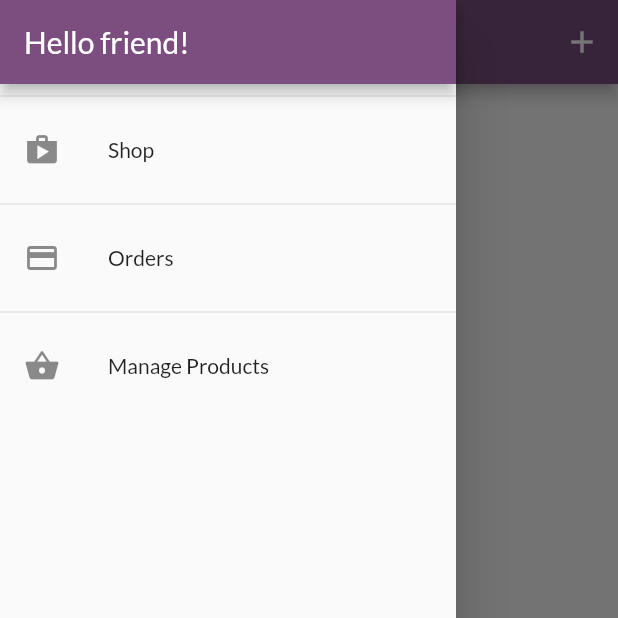
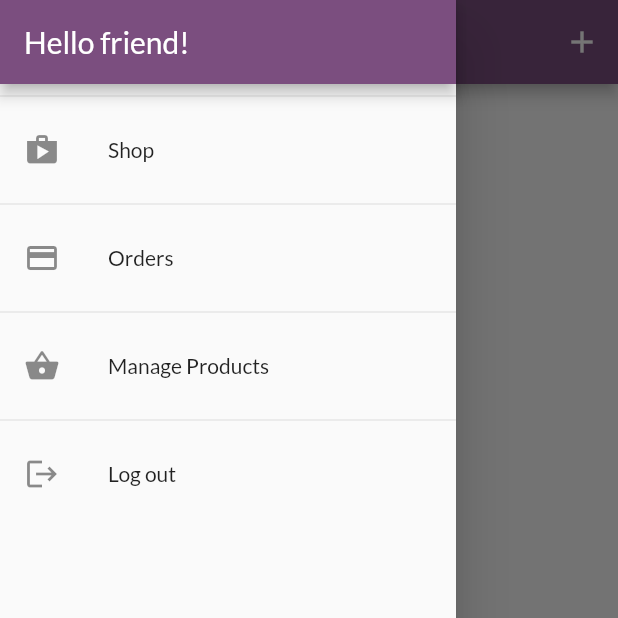
Before and after one commit to Geo1619/shop_app, a Flutter app: the UserProductsScreen screen opened by its route, with the side drawer open, on a phone screen of 412 x 824 dp, the top half of it. Run offline on Flutter 3.47's test engine with Material 2 defaults, Android fonts, the phone set to English and light mode, and no system bars; our stand-ins replace shared_preferences; accounts and stored records are empty; network calls fail.

Commit message:
User Authentication Completed

```diff
--- a/lib/providers/order_data.dart
+++ b/lib/providers/order_data.dart
@@ -9,7 +9,10 @@ import '../providers/cart.dart';
 import 'order.dart';
 
 class OrderData with ChangeNotifier {
+  OrderData(this.authToken, this.authUserId, this._orders);
   List<Order> _orders = [];
+  String? authToken;
+  String? authUserId;
 
   List<Order> get orders {
     return [..._orders];
@@ -17,8 +20,10 @@ class OrderData with ChangeNotifier {
 
   Future<void> fetchAndSetOrders() async {
     final _url = Uri.https(
-        'flutter-shop-app-335dd-default-rtdb.europe-west1.firebasedatabase.app',
-        '/orders.json');
+      'flutter-shop-app-335dd-default-rtdb.europe-west1.firebasedatabase.app',
+      '/orders/$authUserId.json',
+      {'auth': authToken},
+    );
     try {
       final response = await http.get(_url);
       print(json.decode(response.body));
@@ -55,7 +60,8 @@ class OrderData with ChangeNotifier {
   Future<void> addOrder(List<CartItem> cartProducts, double total) async {
     final url = Uri.https(
       'flutter-shop-app-335dd-default-rtdb.europe-west1.firebasedatabase.app',
-      '/orders.json',
+      '/orders/$authUserId.json',
+      {'auth': authToken},
     );
     final timeStamp = DateTime.now();
     try {
--- a/lib/screens/user_products_screen.dart
+++ b/lib/screens/user_products_screen.dart
@@ -12,12 +12,12 @@ class UserProductsScreen extends StatelessWidget {
 
   Future<void> _refreshProducts(BuildContext context) async {
     await Provider.of<ProductData>(context, listen: false)
-        .fetchAndSetProducts();
+        .fetchAndSetProducts(filterByUser: true);
   }
 
   @override
   Widget build(BuildContext context) {
-    final products = Provider.of<ProductData>(context);
+    // final products = Provider.of<ProductData>(context);
     return Scaffold(
         appBar: AppBar(
           title: const Text('My Products'),
@@ -31,21 +31,31 @@ class UserProductsScreen extends StatelessWidget {
         ),
         drawer: const AppDrawer(),
         // this widget: drug top to refresh
-        body: RefreshIndicator(
+        body: FutureBuilder(
+          future: _refreshProducts(context),
+          builder: (context, snapshot) => snapshot.connectionState ==
+                  ConnectionState.waiting
+              ? const Center(
+                  child: CircularProgressIndicator(),
+                )
+              : RefreshIndicator(
                   onRefresh: () => _refreshProducts(context),
-          child: Padding(
+                  child: Consumer<ProductData>(
+                    builder: (context, productData, child) => Padding(
                       padding: const EdgeInsets.all(8.0),
                       child: ListView.builder(
                         itemBuilder: ((_, i) => Column(
                               children: [
                                 ProductItemListTile(
-                          id: products.products[i].id,
-                          title: products.products[i].title,
-                          imageUrl: products.products[i].imageUrl),
+                                    id: productData.products[i].id,
+                                    title: productData.products[i].title,
+                                    imageUrl: productData.products[i].imageUrl),
                                 const Divider(),
                               ],
                             )),
-              itemCount: products.products.length,
+                        itemCount: productData.products.length,
+                      ),
+                    ),
                   ),
                 ),
         ));
--- a/lib/widgets/app_drawer.dart
+++ b/lib/widgets/app_drawer.dart
@@ -1,6 +1,10 @@
 import 'package:flutter/material.dart';
+import 'package:provider/provider.dart';
+import 'package:shop_app/screens/auth_screen.dart';
 import 'package:shop_app/screens/orders_screen.dart';
 import 'package:shop_app/screens/user_products_screen.dart';
+
+import '../providers/auth.dart';
 
 class AppDrawer extends StatelessWidget {
   const AppDrawer({Key? key}) : super(key: key);
@@ -38,6 +42,17 @@ class AppDrawer extends StatelessWidget {
                 .pushReplacementNamed(UserProductsScreen.routeName);
           },
         ),
+        const Divider(),
+        ListTile(
+          leading: const Icon(Icons.logout),
+          title: const Text('Log out'),
+          onTap: () {
+            // This might not be needed anymore
+            Navigator.of(context).pop();
+
+            Provider.of<Auth>(context, listen: false).logout();
+          },
+        ),
       ]),
     );
   }
--- a/pubspec.yaml
+++ b/pubspec.yaml
@@ -37,6 +37,7 @@ dependencies:
   provider: ^6.0.2
   intl: ^0.17.0
   http: ^0.13.4
+  shared_preferences: ^2.0.13
 
 dev_dependencies:
   flutter_test:
```
Also changed, not shown: lib/main.dart (+29 -9 lines), lib/providers/auth.dart (+83 -4 lines), lib/providers/product_data.dart (+62 -21 lines), lib/screens/splash_screen.dart (added, +14 -0 lines), pubspec.lock. Lines whose indentation alone changed are shown as unchanged.
